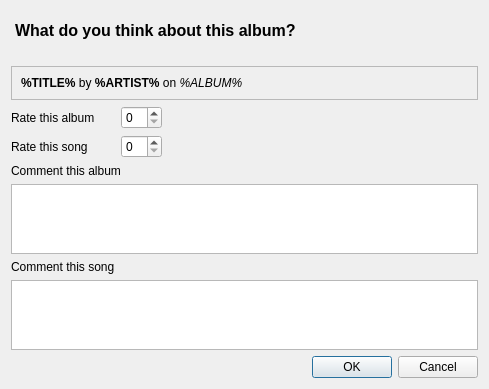
Above: CommentPost.ui from devilcius/PredatumNP before the change. Below: the same form after it.
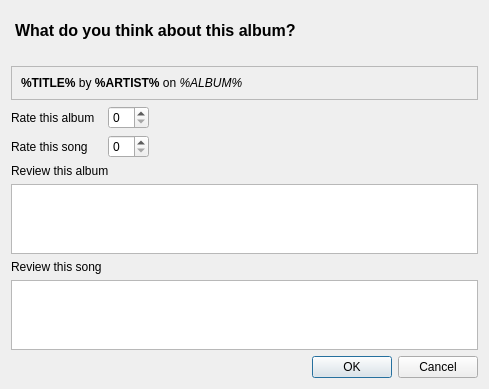
That is the form after the change.

Commit message: integration with usertrack and userrelease reviews

The edit to the form file:
```diff
--- a/CommentPost.ui
+++ b/CommentPost.ui
@@ -91,7 +91,7 @@
    <item row="5" column="0" colspan="2">
     <widget class="QLabel" name="commentThisAlbumLabel">
      <property name="text">
-      <string>Comment this album</string>
+      <string>Review this album</string>
      </property>
      <property name="buddy">
       <cstring>commentThisAlbum</cstring>
@@ -133,7 +133,7 @@
    <item row="7" column="0">
     <widget class="QLabel" name="commentThisSongLabel">
      <property name="text">
-      <string>Comment this song</string>
+      <string>Review this song</string>
      </property>
     </widget>
    </item>
```
Left out of the diff: 22 changed lines with no effect on the pictures. The commit also changes 1 other file.
